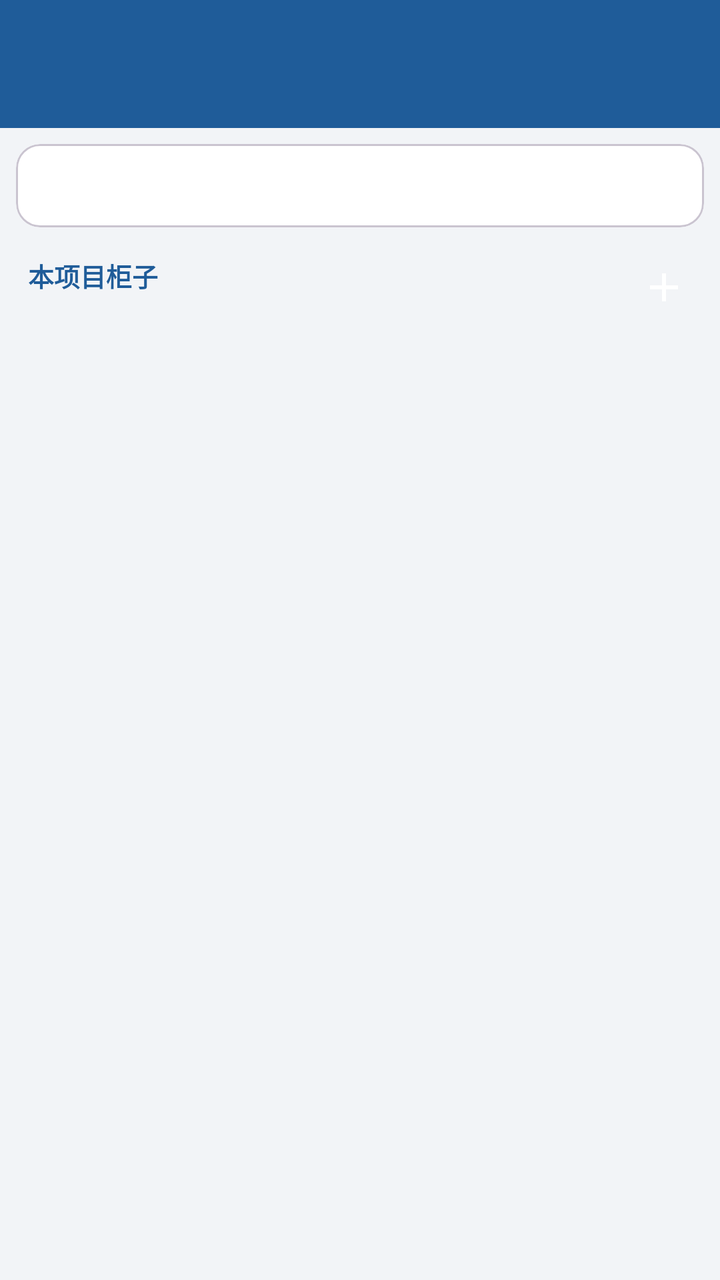
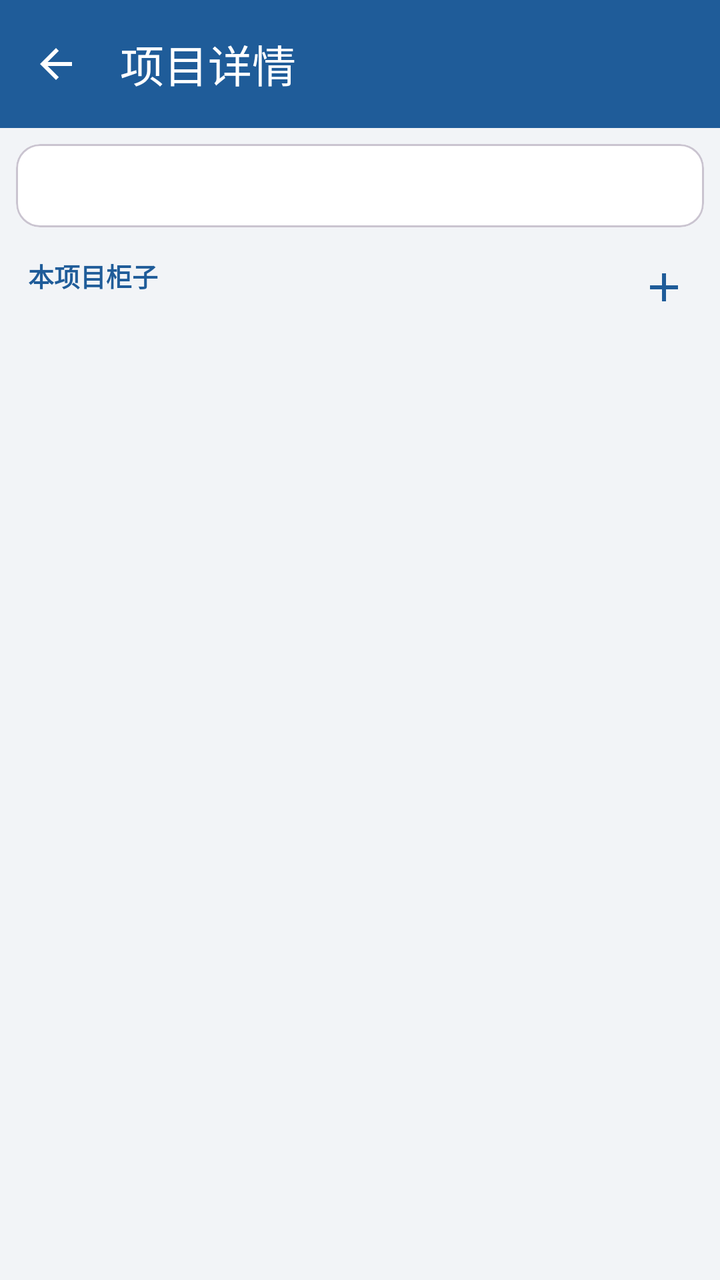

Compare the two renders of this Android layout. The source of the first and the diff that turns it into the second are given below.
<!-- AndroidManifest.xml: application theme Theme.App -->
<!-- res/layout/activity_project_detail.xml -->
<?xml version="1.0" encoding="utf-8"?>
<LinearLayout xmlns:android="http://schemas.android.com/apk/res/android"
    xmlns:app="http://schemas.android.com/apk/res/auto"
    android:layout_width="match_parent"
    android:layout_height="match_parent"
    android:orientation="vertical">

    <com.google.android.material.appbar.AppBarLayout
        android:layout_width="match_parent"
        android:layout_height="wrap_content">

        <com.google.android.material.appbar.MaterialToolbar
            android:id="@+id/toolbar"
            android:layout_width="match_parent"
            android:layout_height="?attr/actionBarSize"
            android:background="@color/primary"
            app:navigationIcon="@drawable/ic_back"
            app:title="@string/title_project_detail"
            app:titleTextColor="@color/on_primary" />
    </com.google.android.material.appbar.AppBarLayout>

    <com.google.android.material.card.MaterialCardView
        android:layout_width="match_parent"
        android:layout_height="wrap_content"
        android:layout_marginStart="8dp"
        android:layout_marginTop="8dp"
        android:layout_marginEnd="8dp">

        <TextView
            android:id="@+id/tv_project_info"
            android:layout_width="match_parent"
            android:layout_height="wrap_content"
            android:lineSpacingExtra="3dp"
            android:padding="12dp"
            android:textColor="@color/text_secondary"
            android:textSize="13sp" />
    </com.google.android.material.card.MaterialCardView>

    <LinearLayout
        android:layout_width="match_parent"
        android:layout_height="0dp"
        android:layout_weight="1"
        android:orientation="vertical">

        <LinearLayout
            android:layout_width="match_parent"
            android:layout_height="wrap_content"
            android:gravity="center_vertical"
            android:orientation="horizontal"
            android:paddingStart="14dp"
            android:paddingTop="10dp"
            android:paddingEnd="8dp">

            <TextView
                style="@style/SectionLabel"
                android:layout_width="0dp"
                android:layout_marginTop="0dp"
                android:layout_weight="1"
                android:text="@string/section_instances" />

            <ImageButton
                android:id="@+id/btn_add_instance"
                android:layout_width="40dp"
                android:layout_height="40dp"
                android:background="?attr/selectableItemBackgroundBorderless"
                android:contentDescription="@string/add_instance"
                android:src="@drawable/ic_add"
                app:tint="@color/primary" />
        </LinearLayout>

        <FrameLayout
            android:layout_width="match_parent"
            android:layout_height="match_parent">

            <androidx.recyclerview.widget.RecyclerView
                android:id="@+id/rv_instances"
                android:layout_width="match_parent"
                android:layout_height="match_parent" />

            <TextView
                android:id="@+id/tv_empty_instances"
                android:layout_width="wrap_content"
                android:layout_height="wrap_content"
                android:layout_gravity="center"
                android:gravity="center"
                android:text="@string/empty_instances"
                android:textColor="@color/text_secondary"
                android:visibility="gone" />
        </FrameLayout>
    </LinearLayout>
</LinearLayout>
<!-- resources referenced by this layout -->
<resources>
  <color name="on_primary">#FFFFFF</color>
  <color name="primary">#1F5C99</color>
  <color name="text_secondary">#5A6570</color>
  <!-- drawable ic_add (drawable) -->
  <?xml version="1.0" encoding="utf-8"?>
  <vector xmlns:android="http://schemas.android.com/apk/res/android"
      android:width="24dp" android:height="24dp"
      android:viewportWidth="24" android:viewportHeight="24"
      android:tint="@color/on_primary">
      <path android:fillColor="@android:color/white"
          android:pathData="M19,13h-6v6h-2v-6L5,13v-2h6L11,5h2v6h6z" />
  </vector>
  <!-- drawable ic_back (drawable) -->
  <?xml version="1.0" encoding="utf-8"?>
  <vector xmlns:android="http://schemas.android.com/apk/res/android"
      android:width="24dp" android:height="24dp"
      android:viewportWidth="24" android:viewportHeight="24"
      android:tint="@color/on_primary">
      <path android:fillColor="@android:color/white"
          android:pathData="M20,11H7.83l5.59,-5.59L12,4l-8,8 8,8 1.41,-1.41L7.83,13H20v-2z" />
  </vector>
  <string name="add_instance">添加柜子</string>
  <string name="empty_instances">该项目还没有柜子\n点击右上角 ＋ 添加</string>
  <string name="section_instances">本项目柜子</string>
  <string name="title_project_detail">项目详情</string>
  <style name="SectionLabel">
          <item name="android:layout_width">match_parent</item>
          <item name="android:layout_height">wrap_content</item>
          <item name="android:textColor">?attr/colorPrimary</item>
          <item name="android:textSize">13sp</item>
          <item name="android:textStyle">bold</item>
          <item name="android:layout_marginTop">14dp</item>
          <item name="android:layout_marginBottom">6dp</item>
      </style>
  <style name="Theme.App" parent="Theme.Material3.Light.NoActionBar">
          <item name="colorPrimary">@color/primary</item>
          <item name="colorOnPrimary">@color/on_primary</item>
          <item name="colorPrimaryContainer">@color/primary_container</item>
          <item name="colorOnPrimaryContainer">@color/on_primary_container</item>
          <item name="colorSecondary">@color/secondary</item>
          <item name="android:colorBackground">@color/bg</item>
          <item name="colorSurface">@color/surface</item>
          <item name="colorOnSurface">@color/on_surface</item>
          <item name="colorError">@color/danger</item>
          <item name="android:statusBarColor">@color/primary_dark</item>
          <item name="android:textColorSecondary">@color/text_secondary</item>
          <item name="android:divider">@color/divider</item>
      </style>
  <color name="primary_container">#D9E6F5</color>
  <color name="on_primary_container">#0B3055</color>
  <color name="secondary">#45607F</color>
  <color name="bg">#F2F4F7</color>
  <color name="surface">#FFFFFF</color>
  <color name="on_surface">#1B1F24</color>
  <color name="danger">#B3261E</color>
  <color name="primary_dark">#17456F</color>
  <color name="divider">#E1E5EA</color>
</resources>

<!-- the commit's change to res/layout/activity_project_detail.xml (unified diff, before → after) -->
@@ -1,6 +1,6 @@
 <?xml version="1.0" encoding="utf-8"?>
 <LinearLayout xmlns:android="http://schemas.android.com/apk/res/android"
-    xmlns:app="http://schemas.android.com/apk/res/auto"
+    xmlns:app="http://schemas.android.com/apk/res-auto"
     android:layout_width="match_parent"
     android:layout_height="match_parent"
     android:orientation="vertical">
